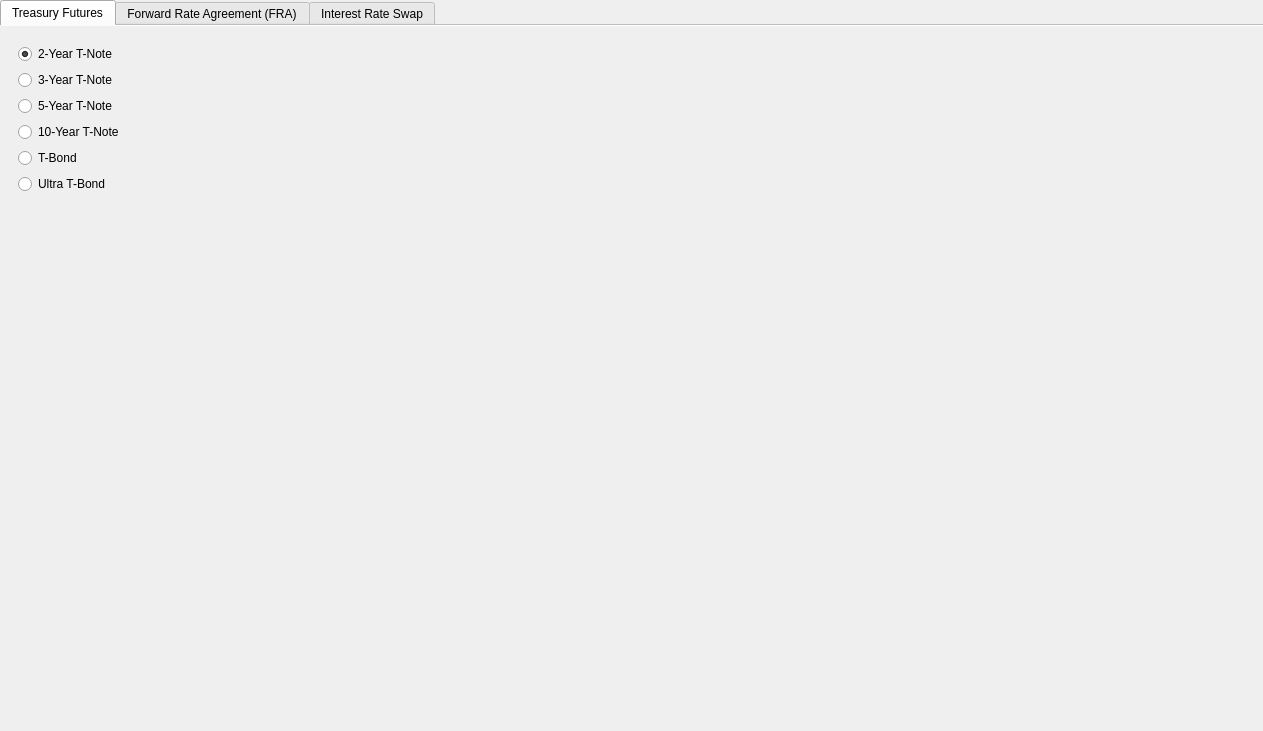
Above: src/managementwindow.ui from mgao6767/brms before the change. Below: the same form after it.
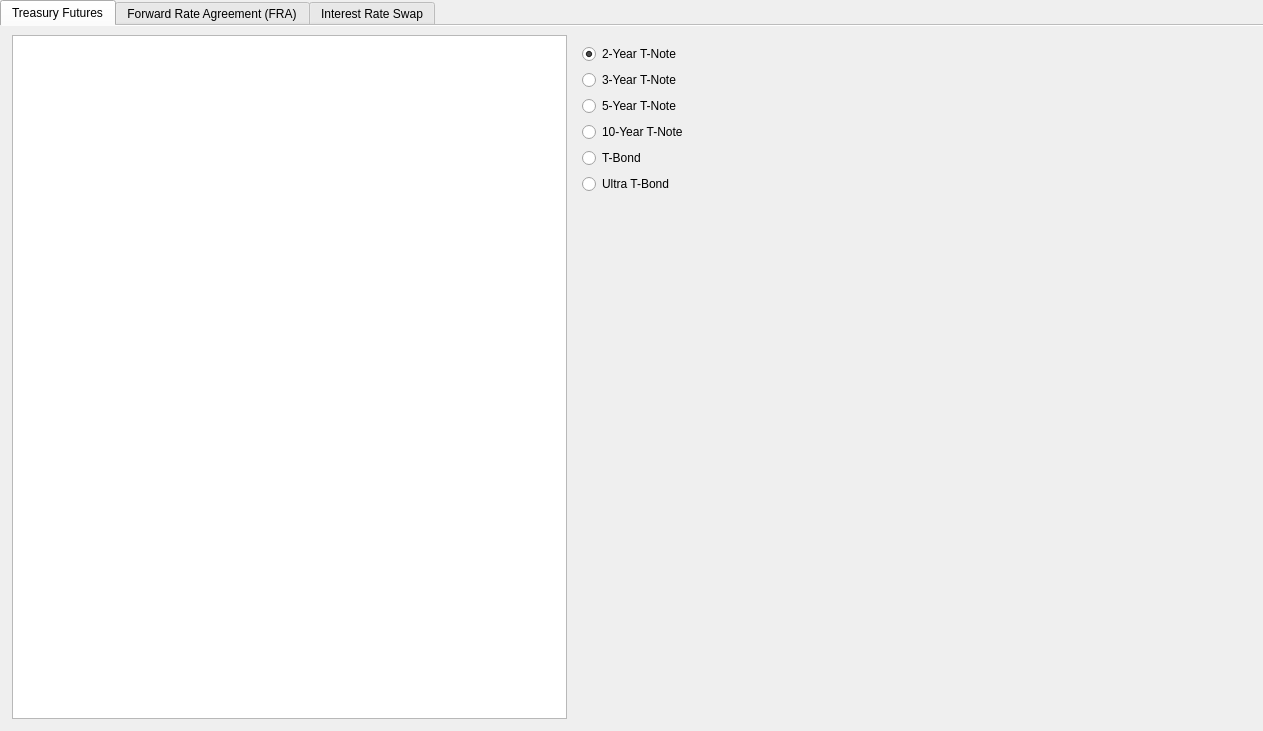
That is the form after the change.

Commit message: load html description for treasury futures

```diff
--- a/src/managementwindow.ui
+++ b/src/managementwindow.ui
@@ -51,7 +51,29 @@
        <string>Treasury Futures</string>
       </attribute>
       <layout class="QGridLayout" name="gridLayout_2">
-       <item row="0" column="0">
+       <property name="leftMargin">
+        <number>12</number>
+       </property>
+       <property name="rightMargin">
+        <number>12</number>
+       </property>
+       <property name="bottomMargin">
+        <number>12</number>
+       </property>
+       <item row="0" column="2">
+        <spacer name="horizontalSpacer">
+         <property name="orientation">
+          <enum>Qt::Horizontal</enum>
+         </property>
+         <property name="sizeHint" stdset="0">
+          <size>
+           <width>40</width>
+           <height>20</height>
+          </size>
+         </property>
+        </spacer>
+       </item>
+       <item row="0" column="1">
         <widget class="QWidget" name="widget" native="true">
          <layout class="QVBoxLayout" name="verticalLayout">
           <item>
@@ -115,10 +137,10 @@
          </layout>
         </widget>
        </item>
-       <item row="0" column="1">
-        <spacer name="horizontalSpacer">
-         <property name="orientation">
-          <enum>Qt::Horizontal</enum>
+       <item row="0" column="0">
+        <widget class="QTextBrowser" name="treasuryFuturesTextBrowser">
+         <property name="documentTitle">
+          <string/>
          </property>
          <property name="sizeHint" stdset="0">
           <size>
@@ -126,7 +148,20 @@
            <height>20</height>
           </size>
          </property>
-        </spacer>
+         <property name="html">
+          <string>&lt;!DOCTYPE HTML PUBLIC &quot;-//W3C//DTD HTML 4.0//EN&quot; &quot;http://www.w3.org/TR/REC-html40/strict.dtd&quot;&gt;
+&lt;html&gt;&lt;head&gt;&lt;meta name=&quot;qrichtext&quot; content=&quot;1&quot; /&gt;&lt;meta charset=&quot;utf-8&quot; /&gt;&lt;style type=&quot;text/css&quot;&gt;
+p, li { white-space: pre-wrap; }
+hr { height: 1px; border-width: 0; }
+li.unchecked::marker { content: &quot;\2610&quot;; }
+li.checked::marker { content: &quot;\2612&quot;; }
+&lt;/style&gt;&lt;/head&gt;&lt;body style=&quot; font-family:'.AppleSystemUIFont'; font-size:13pt; font-weight:400; font-style:normal;&quot;&gt;
+&lt;p style=&quot;-qt-paragraph-type:empty; margin-top:0px; margin-bottom:0px; margin-left:0px; margin-right:0px; -qt-block-indent:0; text-indent:0px;&quot;&gt;&lt;br /&gt;&lt;/p&gt;&lt;/body&gt;&lt;/html&gt;</string>
+         </property>
+         <property name="openExternalLinks">
+          <bool>true</bool>
+         </property>
+        </widget>
        </item>
       </layout>
      </widget>
```
Left out of the diff: 7 changed lines with no effect on the pictures. The commit also changes 3 other files.
